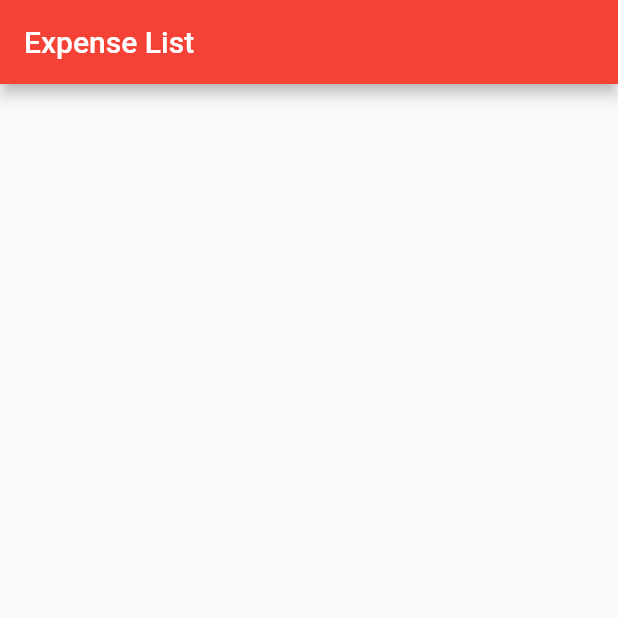
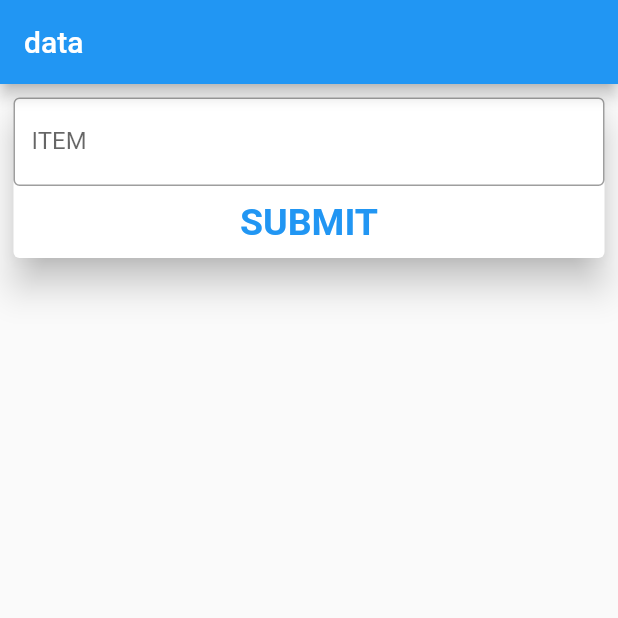
Before and after one commit to sanjibsinha/flutter_data_and_backend, a Flutter app: the screen it shows after launch, on a phone screen of 412 x 824 dp, the top half of it. Run offline on Flutter 3.47's test engine with Material 2 defaults, Android fonts, the phone set to English and light mode, and no system bars; our stand-ins replace sqflite; accounts and stored records are empty.

Commit message:
not working

```diff
--- a/lib/main.dart
+++ b/lib/main.dart
@@ -1,6 +1,192 @@
 import 'package:flutter/material.dart';
-import 'view/my_app.dart';
+
+import 'package:flutter_data_and_backend/model/database_handler.dart';
+
+import 'model/user.dart';
 
 void main() {
-  runApp(const ExpenseApp());
+  runApp(const MyApp());
 }
+
+class MyApp extends StatelessWidget {
+  const MyApp({Key? key}) : super(key: key);
+
+  @override
+  Widget build(BuildContext context) {
+    return const MaterialApp(
+      title: 'data',
+      home: MyAppHome(),
+    );
+  }
+}
+
+class MyAppHome extends StatefulWidget {
+  const MyAppHome({Key? key}) : super(key: key);
+
+  @override
+  State<MyAppHome> createState() => _MyAppHomeState();
+}
+
+class _MyAppHomeState extends State<MyAppHome> {
+  final List<User> usersList = [];
+
+  final nameController = TextEditingController();
+
+  void addName(String name) {
+    final user = User(
+      name: name,
+    );
+    setState(() {
+      usersList.add(user);
+    });
+  }
+
+  @override
+  Widget build(BuildContext context) {
+    return Scaffold(
+      appBar: AppBar(
+        title: const Text('data'),
+      ),
+      body: Center(
+        child: Column(
+          children: [
+            Container(
+              padding: const EdgeInsets.all(5),
+              child: Card(
+                elevation: 10,
+                child: Column(
+                  children: [
+                    TextField(
+                      decoration: const InputDecoration(
+                        border: OutlineInputBorder(),
+                        labelText: 'ITEM',
+                        suffixStyle: TextStyle(
+                          fontSize: 50,
+                          fontWeight: FontWeight.bold,
+                        ),
+                      ),
+                      controller: nameController,
+                    ),
+                    TextButton(
+                      onPressed: () {
+                        addName(
+                          nameController.text,
+                        );
+                      },
+                      child: const Text(
+                        'SUBMIT',
+                        style: TextStyle(
+                          fontSize: 25,
+                          fontWeight: FontWeight.bold,
+                        ),
+                      ),
+                    ),
+                  ],
+                ),
+              ),
+            ),
+            Container(
+              padding: const EdgeInsets.all(5),
+              child: Column(
+                children: usersList.map((e) {
+                  return Column(
+                    crossAxisAlignment: CrossAxisAlignment.center,
+                    children: [
+                      Card(
+                        elevation: 10,
+                        child: Row(
+                          children: [
+                            TextButton(
+                              onPressed: () {
+                                Navigator.push(
+                                  context,
+                                  MaterialPageRoute(
+                                    builder: (context) => FutureDark(
+                                      name: e.name,
+                                    ),
+                                  ),
+                                );
+                              },
+                              child: const Text('data'),
+                            ),
+                          ],
+                        ),
+                      ),
+                    ],
+                  );
+                }).toList(),
+              ),
+            ),
+          ],
+        ),
+      ),
+    );
+  }
+}
+
+class FutureDark extends StatefulWidget {
+  const FutureDark({
+    Key? key,
+    required this.name,
+  }) : super(key: key);
+
+  final String name;
+
+  @override
+  State<FutureDark> createState() => _FutureDarkState();
+}
+
+class _FutureDarkState extends State<FutureDark> {
+  late DatabaseHandler handler;
+  @override
+  Widget build(BuildContext context) {
+    late List<User> usersList = [
+      User(name: widget.name),
+    ];
+
+    @override
+    // ignore: unused_element
+    void initState() {
+      Future<int> addUsers() async {
+        return await handler.insertUser(usersList);
+      }
+
+      super.initState();
+
+      handler.initializeDB().whenComplete(() async {
+        await addUsers();
+        setState(() {});
+      });
+    }
+
+    return Scaffold(
+      appBar: AppBar(
+        title: const Text('data'),
+      ),
+      body: FutureBuilder(
+        future: handler.retrieveUsers(),
+        builder: (BuildContext context, AsyncSnapshot<List<User>> snapshot) {
+          if (snapshot.hasData) {
+            return ListView.builder(
+              itemCount: snapshot.data?.length,
+              itemBuilder: (BuildContext context, int index) {
+                return Card(
+                  child: ListTile(
+                    key: ValueKey<int>(snapshot.data![index].id!),
+                    contentPadding: const EdgeInsets.all(8.0),
+                    title: Text(
+                      snapshot.data![index].name,
+                      style: Theme.of(context).textTheme.headline3,
+                    ),
+                  ),
+                );
+              },
+            );
+          } else {
+            return const Center(child: CircularProgressIndicator());
+          }
+        },
+      ),
+    );
+  }
+}
--- a/pubspec.yaml
+++ b/pubspec.yaml
@@ -31,7 +31,7 @@ dependencies:
   flutter:
     sdk: flutter
   intl: ^0.17.0
-  path:
+  path_provider: ^2.0.8
   provider: ^6.0.1
   sqflite:
 
```
Also changed, not shown: lib/model/database_handler.dart (+4 -4 lines), pubspec.lock, 1 other file.
